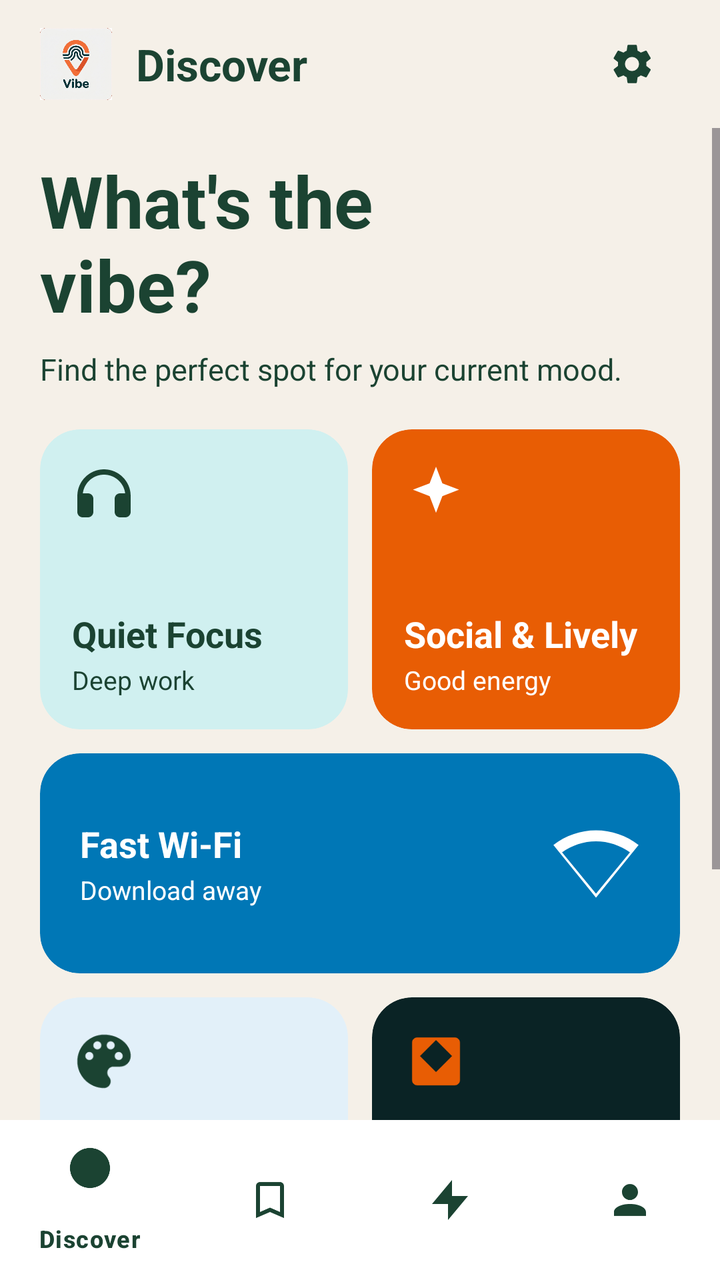
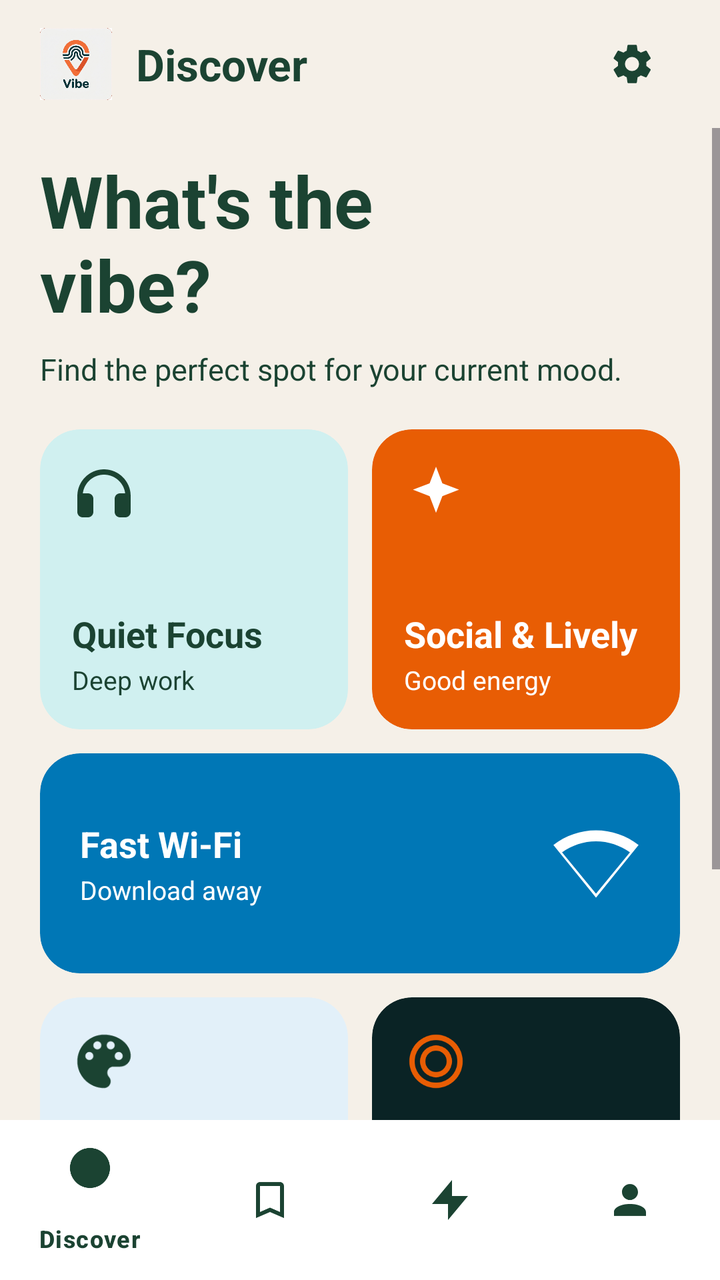

The first picture is an Android layout as it rendered before a commit; the second is the same layout after the commit. The layout source and the unified diff follow.
<!-- AndroidManifest.xml: application theme Theme.Vibe -->
<!-- res/layout/activity_home.xml -->
<?xml version="1.0" encoding="utf-8"?>
<LinearLayout xmlns:android="http://schemas.android.com/apk/res/android"
    xmlns:app="http://schemas.android.com/apk/res-auto"
    android:layout_width="match_parent"
    android:layout_height="match_parent"
    android:background="@color/vibe_cream"
    android:orientation="vertical">

    
    <LinearLayout
        android:id="@+id/headerLayout"
        android:layout_width="match_parent"
        android:layout_height="wrap_content"
        android:minHeight="?attr/actionBarSize"
        android:background="@color/vibe_cream"
        android:gravity="center_vertical"
        android:orientation="horizontal"
        android:paddingHorizontal="20dp"
        android:paddingVertical="8dp">

        <ImageView
            android:layout_width="36dp"
            android:layout_height="36dp"
            android:contentDescription="@string/app_name"
            android:src="@mipmap/ic_launcher_foreground" />

        <TextView
            android:layout_width="0dp"
            android:layout_height="wrap_content"
            android:layout_weight="1"
            android:layout_marginStart="12dp"
            android:text="Discover"
            android:textColor="@color/vibe_green"
            android:textSize="22sp"
            android:textStyle="bold" />

        <ImageButton
            android:id="@+id/settingsButton"
            android:layout_width="48dp"
            android:layout_height="48dp"
            android:background="?attr/selectableItemBackgroundBorderless"
            android:contentDescription="@string/nav_settings"
            android:src="@drawable/ic_settings"
            app:tint="@color/vibe_green" />

    </LinearLayout>

    <ScrollView
        android:id="@+id/rootScrollView"
        android:layout_width="match_parent"
        android:layout_height="0dp"
        android:layout_weight="1"
        android:clipToPadding="false"
        android:fillViewport="true">

        <LinearLayout
            android:layout_width="match_parent"
            android:layout_height="wrap_content"
            android:orientation="vertical"
            android:paddingHorizontal="20dp"
            android:paddingBottom="24dp">

            
            <TextView
                android:layout_width="wrap_content"
                android:layout_height="wrap_content"
                android:layout_marginTop="12dp"
                android:text="What's the\nvibe?"
                android:textColor="@color/vibe_green"
                android:textSize="36sp"
                android:textStyle="bold" />

            <TextView
                android:layout_width="wrap_content"
                android:layout_height="wrap_content"
                android:layout_marginTop="8dp"
                android:text="Find the perfect spot for your current mood."
                android:textColor="@color/vibe_green"
                android:textSize="15sp" />

            
            
            <LinearLayout
                android:layout_width="match_parent"
                android:layout_height="wrap_content"
                android:layout_marginTop="20dp"
                android:orientation="horizontal">

                
                <com.google.android.material.card.MaterialCardView
                    android:id="@+id/cardQuietFocus"
                    android:layout_width="0dp"
                    android:layout_height="150dp"
                    android:layout_weight="1"
                    android:clickable="true"
                    android:focusable="true"
                    app:cardBackgroundColor="#D0F0F0"
                    app:cardCornerRadius="20dp"
                    app:strokeWidth="0dp">

                    <LinearLayout
                        android:layout_width="match_parent"
                        android:layout_height="match_parent"
                        android:orientation="vertical"
                        android:padding="16dp">

                        <ImageView
                            android:layout_width="32dp"
                            android:layout_height="32dp"
                            android:contentDescription="@string/mood_quiet"
                            android:src="@drawable/ic_mood_headphone"
                            app:tint="@color/vibe_green" />

                        <View
                            android:layout_width="match_parent"
                            android:layout_height="0dp"
                            android:layout_weight="1" />

                        <TextView
                            android:layout_width="wrap_content"
                            android:layout_height="wrap_content"
                            android:text="Quiet Focus"
                            android:textColor="@color/vibe_green"
                            android:textSize="18sp"
                            android:textStyle="bold" />

                        <TextView
                            android:layout_width="wrap_content"
                            android:layout_height="wrap_content"
                            android:layout_marginTop="2dp"
                            android:text="Deep work"
                            android:textColor="@color/vibe_green"
                            android:textSize="13sp" />
                    </LinearLayout>
                </com.google.android.material.card.MaterialCardView>

                
                <com.google.android.material.card.MaterialCardView
                    android:id="@+id/cardSocialLively"
                    android:layout_width="0dp"
                    android:layout_height="150dp"
                    android:layout_marginStart="12dp"
                    android:layout_weight="1"
                    android:clickable="true"
                    android:focusable="true"
                    app:cardBackgroundColor="#E85D04"
                    app:cardCornerRadius="20dp"
                    app:strokeWidth="0dp">

                    <LinearLayout
                        android:layout_width="match_parent"
                        android:layout_height="match_parent"
                        android:orientation="vertical"
                        android:padding="16dp">

                        <ImageView
                            android:layout_width="32dp"
                            android:layout_height="32dp"
                            android:contentDescription="@string/mood_social"
                            android:src="@drawable/ic_mood_sparkle" />

                        <View
                            android:layout_width="match_parent"
                            android:layout_height="0dp"
                            android:layout_weight="1" />

                        <TextView
                            android:layout_width="wrap_content"
                            android:layout_height="wrap_content"
                            android:text="Social &amp; Lively"
                            android:textColor="@color/white"
                            android:textSize="18sp"
                            android:textStyle="bold" />

                        <TextView
                            android:layout_width="wrap_content"
                            android:layout_height="wrap_content"
                            android:layout_marginTop="2dp"
                            android:text="Good energy"
                            android:textColor="@color/white"
                            android:textSize="13sp" />
                    </LinearLayout>
                </com.google.android.material.card.MaterialCardView>

            </LinearLayout>

            
            <com.google.android.material.card.MaterialCardView
                android:id="@+id/cardFastWifi"
                android:layout_width="match_parent"
                android:layout_height="110dp"
                android:layout_marginTop="12dp"
                android:clickable="true"
                android:focusable="true"
                app:cardBackgroundColor="#0077B6"
                app:cardCornerRadius="20dp"
                app:strokeWidth="0dp">

                <RelativeLayout
                    android:layout_width="match_parent"
                    android:layout_height="match_parent"
                    android:padding="20dp">

                    <LinearLayout
                        android:layout_width="wrap_content"
                        android:layout_height="wrap_content"
                        android:layout_alignParentStart="true"
                        android:layout_centerVertical="true"
                        android:orientation="vertical">

                        <TextView
                            android:layout_width="wrap_content"
                            android:layout_height="wrap_content"
                            android:text="Fast Wi-Fi"
                            android:textColor="@color/white"
                            android:textSize="18sp"
                            android:textStyle="bold" />

                        <TextView
                            android:layout_width="wrap_content"
                            android:layout_height="wrap_content"
                            android:layout_marginTop="2dp"
                            android:text="Download away"
                            android:textColor="@color/white"
                            android:textSize="13sp" />
                    </LinearLayout>

                    <ImageView
                        android:layout_width="44dp"
                        android:layout_height="44dp"
                        android:layout_alignParentEnd="true"
                        android:layout_centerVertical="true"
                        android:contentDescription="@string/mood_cheap_wifi"
                        android:src="@drawable/ic_mood_wifi" />

                </RelativeLayout>
            </com.google.android.material.card.MaterialCardView>

            
            <LinearLayout
                android:layout_width="match_parent"
                android:layout_height="wrap_content"
                android:layout_marginTop="12dp"
                android:orientation="horizontal">

                
                <com.google.android.material.card.MaterialCardView
                    android:id="@+id/cardCreative"
                    android:layout_width="0dp"
                    android:layout_height="150dp"
                    android:layout_weight="1"
                    android:clickable="true"
                    android:focusable="true"
                    app:cardBackgroundColor="#E2F0F9"
                    app:cardCornerRadius="20dp"
                    app:strokeWidth="0dp">

                    <LinearLayout
                        android:layout_width="match_parent"
                        android:layout_height="match_parent"
                        android:orientation="vertical"
                        android:padding="16dp">

                        <ImageView
                            android:layout_width="32dp"
                            android:layout_height="32dp"
                            android:contentDescription="@string/mood_creative"
                            android:src="@drawable/ic_mood_palette" />

                        <View
                            android:layout_width="match_parent"
                            android:layout_height="0dp"
                            android:layout_weight="1" />

                        <TextView
                            android:layout_width="wrap_content"
                            android:layout_height="wrap_content"
                            android:text="Creative"
                            android:textColor="@color/vibe_green"
                            android:textSize="18sp"
                            android:textStyle="bold" />

                        <TextView
                            android:layout_width="wrap_content"
                            android:layout_height="wrap_content"
                            android:layout_marginTop="2dp"
                            android:text="Inspiring spaces"
                            android:textColor="@color/vibe_green"
                            android:textSize="13sp" />
                    </LinearLayout>
                </com.google.android.material.card.MaterialCardView>

                
                <com.google.android.material.card.MaterialCardView
                    android:id="@+id/cardHiddenGems"
                    android:layout_width="0dp"
                    android:layout_height="150dp"
                    android:layout_marginStart="12dp"
                    android:layout_weight="1"
                    android:clickable="true"
                    android:focusable="true"
                    app:cardBackgroundColor="#0A2325"
                    app:cardCornerRadius="20dp"
                    app:strokeWidth="0dp">

                    <LinearLayout
                        android:layout_width="match_parent"
                        android:layout_height="match_parent"
                        android:orientation="vertical"
                        android:padding="16dp">

                        <ImageView
                            android:layout_width="32dp"
                            android:layout_height="32dp"
                            android:contentDescription="Hidden Gems"
                            android:src="@drawable/ic_mood_diamond" />

                        <View
                            android:layout_width="match_parent"
                            android:layout_height="0dp"
                            android:layout_weight="1" />

                        <TextView
                            android:layout_width="wrap_content"
                            android:layout_height="wrap_content"
                            android:text="Hidden Gems"
                            android:textColor="@color/white"
                            android:textSize="18sp"
                            android:textStyle="bold" />

                        <TextView
                            android:layout_width="wrap_content"
                            android:layout_height="wrap_content"
                            android:layout_marginTop="2dp"
                            android:text="Local secrets"
                            android:textColor="#E85D04"
                            android:textSize="13sp" />
                    </LinearLayout>
                </com.google.android.material.card.MaterialCardView>

            </LinearLayout>

            
            <LinearLayout
                android:layout_width="match_parent"
                android:layout_height="wrap_content"
                android:layout_marginTop="28dp"
                android:gravity="center_vertical"
                android:orientation="horizontal">

                <TextView
                    android:layout_width="0dp"
                    android:layout_height="wrap_content"
                    android:layout_weight="1"
                    android:text="Nearby Favourites"
                    android:textColor="@color/vibe_green"
                    android:textSize="20sp"
                    android:textStyle="bold" />

                <TextView
                    android:id="@+id/seeAllTextView"
                    android:layout_width="wrap_content"
                    android:layout_height="wrap_content"
                    android:clickable="true"
                    android:focusable="true"
                    android:text="See all"
                    android:textColor="@color/vibe_orange"
                    android:textSize="14sp"
                    android:textStyle="bold" />
            </LinearLayout>

        </LinearLayout>
    </ScrollView>

    
    <com.google.android.material.bottomnavigation.BottomNavigationView
        android:id="@+id/bottomNavigationView"
        android:layout_width="match_parent"
        android:layout_height="wrap_content"
        android:background="@color/white"
        app:itemIconTint="@color/vibe_green"
        app:itemTextColor="@color/vibe_green"
        app:menu="@menu/menu_bottom_nav" />

</LinearLayout>
<!-- resources referenced by this layout -->
<resources>
  <color name="vibe_cream">#F5F0E8</color>
  <color name="vibe_green">#1B4332</color>
  <color name="vibe_orange">#E85D04</color>
  <color name="white">#FFFFFF</color>
  <!-- drawable ic_mood_diamond (drawable) -->
  <?xml version="1.0" encoding="utf-8"?>
  <vector xmlns:android="http://schemas.android.com/apk/res/android"
      android:width="24dp"
      android:height="24dp"
      android:viewportWidth="24"
      android:viewportHeight="24">
      <path
          android:fillColor="#E85D04"
          android:pathData="M19,3H5C3.89,3 3.01,3.89 3.01,5L3,19C3,20.1 3.89,21 5,21H19C20.1,21 21,20.1 21,19V5C21,3.89 20.1,3 19,3ZM12,16L6,10L12,4L18,10L12,16Z" />
  </vector>
  <!-- drawable ic_mood_headphone (drawable) -->
  <?xml version="1.0" encoding="utf-8"?>
  <vector xmlns:android="http://schemas.android.com/apk/res/android"
      android:width="24dp"
      android:height="24dp"
      android:viewportWidth="24"
      android:viewportHeight="24">
      <path
          android:fillColor="#1B4332"
          android:pathData="M12,3C6.5,3 2,7.5 2,13V19C2,20.1 2.9,21 4,21H6C7.1,21 8,20.1 8,19V14C8,12.9 7.1,12 6,12H4V13C4,8.6 7.6,5 12,5C16.4,5 20,8.6 20,13V12H18C16.9,12 16,12.9 16,14V19C16,20.1 16.9,21 18,21H20C21.1,21 22,20.1 22,19V13C22,7.5 17.5,3 12,3Z" />
  </vector>
  <!-- drawable ic_mood_sparkle (drawable) -->
  <?xml version="1.0" encoding="utf-8"?>
  <vector xmlns:android="http://schemas.android.com/apk/res/android"
      android:width="24dp"
      android:height="24dp"
      android:viewportWidth="24"
      android:viewportHeight="24">
      <path
          android:fillColor="#FFFFFF"
          android:pathData="M12,2L14.39,8.26L20.65,10.65L14.39,13.04L12,19.3L9.61,13.04L3.35,10.65L9.61,8.26L12,2Z" />
  </vector>
  <!-- drawable ic_mood_wifi (drawable) -->
  <?xml version="1.0" encoding="utf-8"?>
  <vector xmlns:android="http://schemas.android.com/apk/res/android"
      android:width="24dp"
      android:height="24dp"
      android:viewportWidth="24"
      android:viewportHeight="24">
      <path
          android:fillColor="#FFFFFF"
          android:pathData="M12,3C7.79,3 3.7,4.41 0.38,7.01L12,21.35L23.62,7.01C20.3,4.41 16.21,3 12,3ZM12,6C15.35,6 18.57,7.09 21.26,9L12,20.25L2.74,9C5.43,7.09 8.65,6 12,6Z" />
  </vector>
  <string name="app_name">Vibe</string>
  <string name="mood_cheap_wifi">Cheap Wifi</string>
  <string name="mood_creative">Creative</string>
  <string name="mood_quiet">Quiet</string>
  <string name="mood_social">Social</string>
  <string name="nav_settings">Settings</string>
  <style name="Theme.Vibe" parent="Base.Theme.Vibe" />
  <style name="Base.Theme.Vibe" parent="Theme.Material3.Light.NoActionBar">
          <item name="colorPrimary">@color/vibe_green</item>
          <item name="colorOnPrimary">@color/white</item>
          <item name="colorSecondary">@color/vibe_orange</item>
          <item name="android:colorBackground">@color/vibe_cream</item>
          <item name="colorSurface">@color/vibe_cream</item>
          <item name="colorError">@color/vibe_error</item>
  
          <item name="android:statusBarColor">@android:color/transparent</item>
          <item name="android:windowLightStatusBar">true</item>
  
          <item name="textInputStyle">@style/Widget.Material3.TextInputLayout.OutlinedBox</item>
      </style>
  <color name="vibe_error">#B3261E</color>
  <!-- unchanged entries left out for length: 3 -->
</resources>

<!-- the commit's change to res/layout/activity_home.xml (unified diff, before → after) -->
@@ -292,7 +292,7 @@
 
                 
                 <com.google.android.material.card.MaterialCardView
-                    android:id="@+id/cardHiddenGems"
+                    android:id="@+id/cardFocus"
                     android:layout_width="0dp"
                     android:layout_height="150dp"
                     android:layout_marginStart="12dp"
@@ -312,8 +312,8 @@
                         <ImageView
                             android:layout_width="32dp"
                             android:layout_height="32dp"
-                            android:contentDescription="Hidden Gems"
-                            android:src="@drawable/ic_mood_diamond" />
+                            android:contentDescription="@string/mood_focus"
+                            android:src="@drawable/ic_mood_target" />
 
                         <View
                             android:layout_width="match_parent"
@@ -323,16 +323,16 @@
                         <TextView
                             android:layout_width="wrap_content"
                             android:layout_height="wrap_content"
-                            android:text="Hidden Gems"
-                            android:textColor="@color/white"
-                            android:textSize="18sp"
-                            android:textStyle="bold" />
-
-                        <TextView
-                            android:layout_width="wrap_content"
-                            android:layout_height="wrap_content"
-                            android:layout_marginTop="2dp"
-                            android:text="Local secrets"
+                            android:text="Focus"
+                            android:textColor="@color/white"
+                            android:textSize="18sp"
+                            android:textStyle="bold" />
+
+                        <TextView
+                            android:layout_width="wrap_content"
+                            android:layout_height="wrap_content"
+                            android:layout_marginTop="2dp"
+                            android:text="Concentration"
                             android:textColor="#E85D04"
                             android:textSize="13sp" />
                     </LinearLayout>
<!-- resource entries referenced after the edit -->
@@ -4,17 +4,6 @@
   <color name="vibe_green">#1B4332</color>
   <color name="vibe_orange">#E85D04</color>
   <color name="white">#FFFFFF</color>
-  <!-- drawable ic_mood_diamond (drawable) -->
-  <?xml version="1.0" encoding="utf-8"?>
-  <vector xmlns:android="http://schemas.android.com/apk/res/android"
-      android:width="24dp"
-      android:height="24dp"
-      android:viewportWidth="24"
-      android:viewportHeight="24">
-      <path
-          android:fillColor="#E85D04"
-          android:pathData="M19,3H5C3.89,3 3.01,3.89 3.01,5L3,19C3,20.1 3.89,21 5,21H19C20.1,21 21,20.1 21,19V5C21,3.89 20.1,3 19,3ZM12,16L6,10L12,4L18,10L12,16Z" />
-  </vector>
   <!-- drawable ic_mood_headphone (drawable) -->
   <?xml version="1.0" encoding="utf-8"?>
   <vector xmlns:android="http://schemas.android.com/apk/res/android"
@@ -37,6 +26,17 @@
           android:fillColor="#FFFFFF"
           android:pathData="M12,2L14.39,8.26L20.65,10.65L14.39,13.04L12,19.3L9.61,13.04L3.35,10.65L9.61,8.26L12,2Z" />
   </vector>
+  <!-- drawable ic_mood_target (drawable) -->
+  <?xml version="1.0" encoding="utf-8"?>
+  <vector xmlns:android="http://schemas.android.com/apk/res/android"
+      android:width="24dp"
+      android:height="24dp"
+      android:viewportWidth="24"
+      android:viewportHeight="24">
+      <path
+          android:fillColor="#E85D04"
+          android:pathData="M12,2A10,10 0 0,0 2,12A10,10 0 0,0 12,22A10,10 0 0,0 22,12A10,10 0 0,0 12,2M12,4A8,8 0 0,1 20,12A8,8 0 0,1 12,20A8,8 0 0,1 4,12A8,8 0 0,1 12,4M12,6A6,6 0 0,0 6,12A6,6 0 0,0 12,18A6,6 0 0,0 18,12A6,6 0 0,0 12,6M12,8A4,4 0 0,1 16,12A4,4 0 0,1 12,16A4,4 0 0,1 8,12A4,4 0 0,1 12,8Z" />
+  </vector>
   <!-- drawable ic_mood_wifi (drawable) -->
   <?xml version="1.0" encoding="utf-8"?>
   <vector xmlns:android="http://schemas.android.com/apk/res/android"
@@ -51,6 +51,7 @@
   <string name="app_name">Vibe</string>
   <string name="mood_cheap_wifi">Cheap Wifi</string>
   <string name="mood_creative">Creative</string>
+  <string name="mood_focus">Focus</string>
   <string name="mood_quiet">Quiet</string>
   <string name="mood_social">Social</string>
   <string name="nav_settings">Settings</string>
